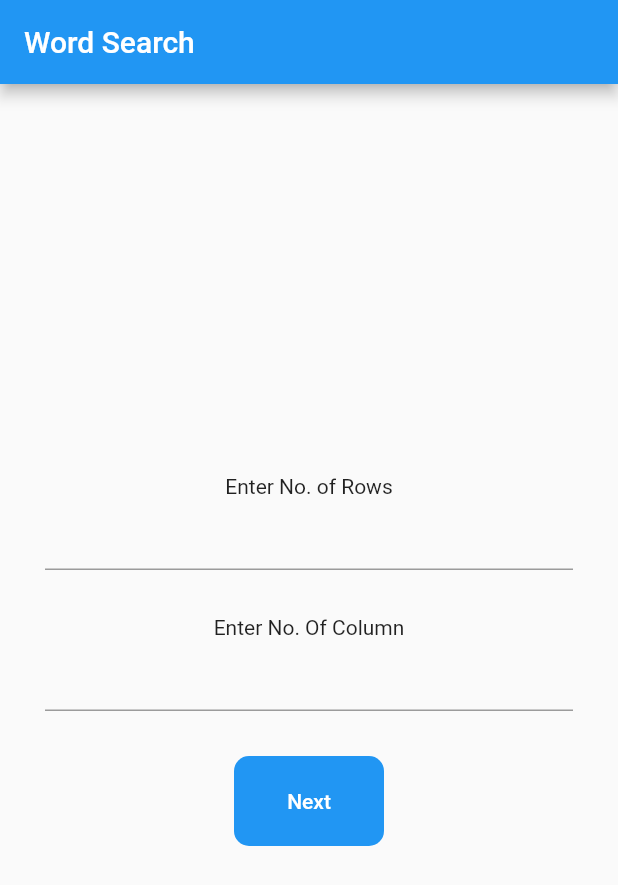
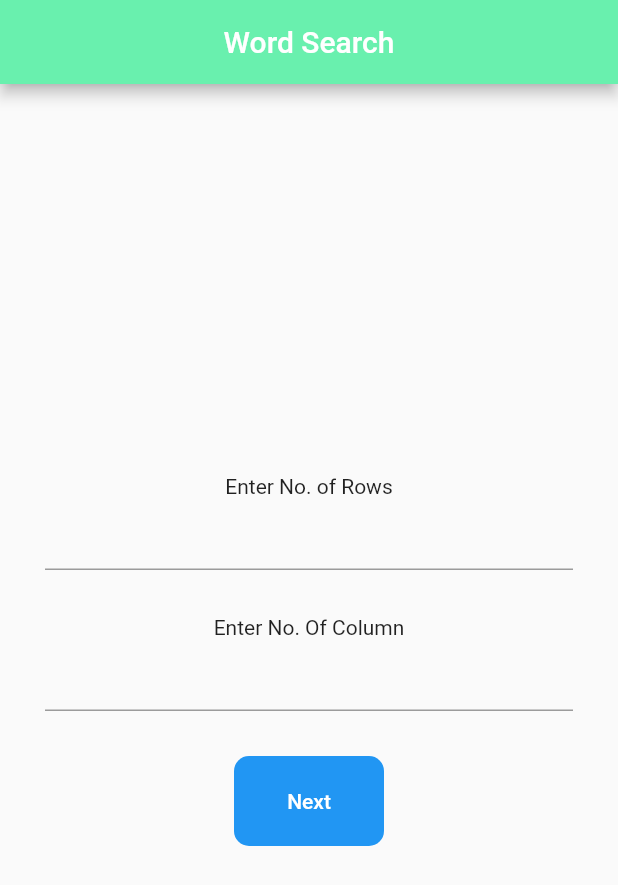
Before and after one commit to pravind002/word_search, a Flutter app: the screen it shows after launch, on a phone screen of 412 x 824 dp. Shown: the top 885 px of the screen. Run offline on Flutter 3.47's test engine with Material 2 defaults, Android fonts, the phone set to English and light mode, and no system bars.

Commit message:
new changes

```diff
--- a/lib/main.dart
+++ b/lib/main.dart
@@ -15,8 +15,10 @@ class MyApp extends StatelessWidget {
   Widget build(BuildContext context) {
     return MaterialApp(
       debugShowCheckedModeBanner: false,
+
       title: 'Flutter Demo',
       theme: ThemeData(
+        appBarTheme: AppBarTheme(backgroundColor: Colors.greenAccent,centerTitle: true),
         primarySwatch: Colors.blue,
       ),
       home: const SplashScreen(),
```
Also changed, not shown: 12 other files.
